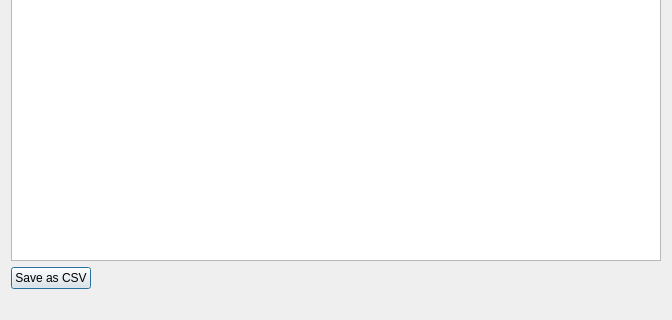
Before: the Qt Designer form app/playback_log_ui/playbacklogdialog.ui in olegantonyan/mpz, drawn with Qt 5; both pictures show x 0 to 672 and y 390 to 710 of the 672 by 710 pixel window.
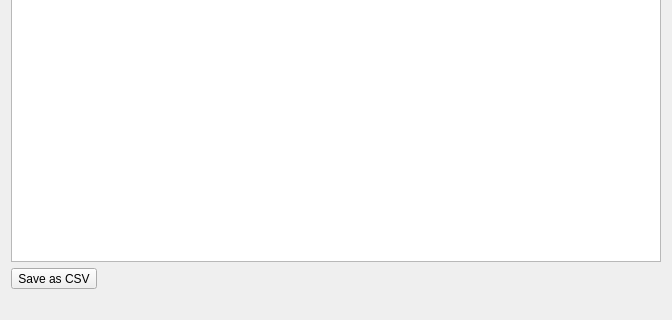
After: the same form once the commit is applied.

Commit message: playback history save as csv - tool button instead

What changed in the file:
```diff
--- a/app/playback_log_ui/playbacklogdialog.ui
+++ b/app/playback_log_ui/playbacklogdialog.ui
@@ -20,10 +20,13 @@
    <item>
     <layout class="QHBoxLayout" name="horizontalLayout_2">
      <item>
-      <widget class="QPushButton" name="buttonSaveCsv">
+      <widget class="QToolButton" name="buttonSaveCsv">
        <property name="text">
         <string>Save as CSV</string>
        </property>
+       <property name="toolButtonStyle">
+        <enum>Qt::ToolButtonTextBesideIcon</enum>
+       </property>
       </widget>
      </item>
      <item>
```
